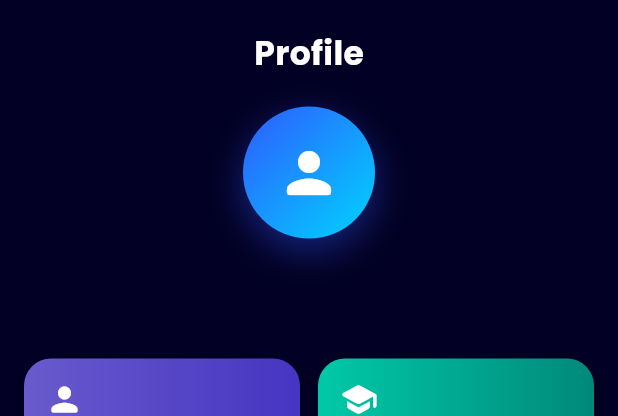
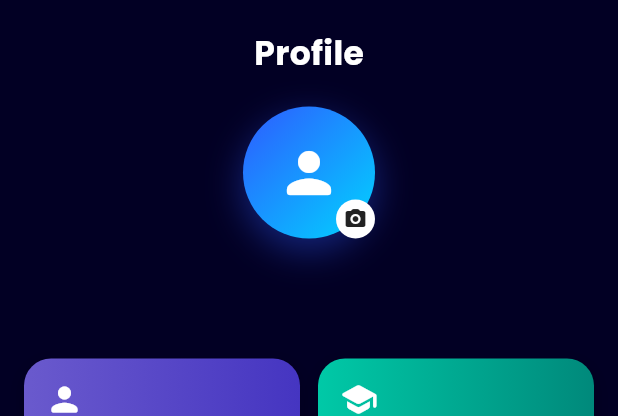
Before and after one commit to Yogesh-Mohan/SmartClassroomMontoring-, a Flutter app: the StudentProfileScreen widget shown alone on an empty page, opened directly with empty values, on a phone screen of 412 x 824 dp. Shown: the top 416 px of the screen. Run offline on Flutter 3.47's test engine with Material 3 defaults, Android fonts, the phone set to English and light mode, and no system bars; drawn by our look-alikes of flutter_animate; our stand-ins replace cloud_firestore, firebase_auth, firebase_core, firebase_messaging, fl_chart, flutter_local_notifications and 3 more; accounts and stored records are empty.

Commit message:
Add Cloudinary image upload for student profile photos
Co-authored-by: Yogesh-Mohan <199750178+Yogesh-Mohan@users.noreply.github.com>

```diff
--- a/lib/features/student/profile/student_profile_screen.dart
+++ b/lib/features/student/profile/student_profile_screen.dart
@@ -1,18 +1,32 @@
+import 'dart:io';
 import 'package:flutter/material.dart';
 import 'package:flutter_animate/flutter_animate.dart';
 import 'package:google_fonts/google_fonts.dart';
+import 'package:image_picker/image_picker.dart';
 import '../../../core/theme/app_colors.dart';
 import '../../../core/theme/app_gradients.dart';
+import '../../../services/cloudinary_service.dart';
 import '../../auth/student_auth_service.dart';
 import '../../role_select/role_select_screen.dart';
 import '../student_profile_service.dart';
 
-class StudentProfileScreen extends StatelessWidget {
+class StudentProfileScreen extends StatefulWidget {
   final Map<String, dynamic> studentData;
   const StudentProfileScreen({super.key, required this.studentData});
 
+  @override
+  State<StudentProfileScreen> createState() => _StudentProfileScreenState();
+}
+
+class _StudentProfileScreenState extends State<StudentProfileScreen> {
+  final _profileService = StudentProfileService();
+  bool _uploadingPhoto = false;
+
   String get _email =>
-      (studentData['gmail'] ?? studentData['email'] ?? '').toString().trim().toLowerCase();
+      (widget.studentData['gmail'] ?? widget.studentData['email'] ?? '')
+          .toString()
+          .trim()
+          .toLowerCase();
 
   Future<void> _logout(BuildContext context) async {
     await StudentAuthService.signOut();
@@ -28,15 +42,43 @@ class StudentProfileScreen extends StatelessWidget {
     );
   }
 
+  Future<void> _pickAndUploadPhoto() async {
+    final picker = ImagePicker();
+    final picked =
+        await picker.pickImage(source: ImageSource.gallery, imageQuality: 80);
+    if (picked == null) return;
+
+    setState(() => _uploadingPhoto = true);
+    try {
+      final url = await CloudinaryService.uploadImage(File(picked.path));
+      if (url != null) {
+        await _profileService.updatePhotoUrl(_email, url);
+        if (mounted) {
+          ScaffoldMessenger.of(context).showSnackBar(
+            const SnackBar(content: Text('Profile photo updated!')),
+          );
+        }
+      } else {
+        if (mounted) {
+          ScaffoldMessenger.of(context).showSnackBar(
+            const SnackBar(content: Text('Upload failed. Please try again.')),
+          );
+        }
+      }
+    } finally {
+      if (mounted) setState(() => _uploadingPhoto = false);
+    }
+  }
+
   @override
   Widget build(BuildContext context) {
     return SafeArea(
       child: SingleChildScrollView(
         padding: const EdgeInsets.fromLTRB(16, 20, 16, 28),
         child: StreamBuilder<Map<String, dynamic>?>(
-          stream: StudentProfileService().streamProfile(_email),
+          stream: _profileService.streamProfile(_email),
           builder: (context, snapshot) {
-            final data      = snapshot.data ?? studentData;
+            final data      = snapshot.data ?? widget.studentData;
             final name      = (data['name']         ?? '—').toString();
             final gmail     = (data['gmail']         ?? data['email'] ?? '—').toString();
             final studentId = (data['studentId']     ?? '—').toString();
@@ -45,6 +87,7 @@ class StudentProfileScreen extends StatelessWidget {
             final dob       = (data['dob']           ?? data['DOB'] ?? '—').toString();
             final mentor    = (data['mentorName']    ?? data['mentor'] ?? '—').toString();
             final family    = (data['familyMembers']?.toString() ?? '—');
+            final photoUrl  = (data['photoUrl']      ?? '').toString();
 
             final cards = [
               _CardData('Name',           name,      Icons.person_rounded,
@@ -75,7 +118,12 @@ class StudentProfileScreen extends StatelessWidget {
                     .animate().fadeIn(),
                 const SizedBox(height: 20),
 
-                // Avatar
+                // Avatar with upload button
+                GestureDetector(
+                  onTap: _uploadingPhoto ? null : _pickAndUploadPhoto,
+                  child: Stack(
+                    alignment: Alignment.bottomRight,
+                    children: [
                       Container(
                         width: 88,
                         height: 88,
@@ -89,8 +137,47 @@ class StudentProfileScreen extends StatelessWidget {
                                 offset: const Offset(0, 8))
                           ],
                         ),
-                  child: const Icon(Icons.person_rounded,
+                        child: _uploadingPhoto
+                            ? const Padding(
+                                padding: EdgeInsets.all(22),
+                                child: CircularProgressIndicator(
+                                    strokeWidth: 2.5,
+                                    color: Colors.white),
+                              )
+                            : ClipOval(
+                                child: photoUrl.isNotEmpty
+                                    ? Image.network(
+                                        photoUrl,
+                                        fit: BoxFit.cover,
+                                        loadingBuilder: (_, child, progress) =>
+                                            progress == null
+                                                ? child
+                                                : const Padding(
+                                                    padding: EdgeInsets.all(22),
+                                                    child: CircularProgressIndicator(
+                                                        strokeWidth: 2.5,
+                                                        color: Colors.white),
+                                                  ),
+                                        errorBuilder: (_, __, ___) =>
+                                            const Icon(Icons.person_rounded,
                                                 size: 44, color: Colors.white),
+                                      )
+                                    : const Icon(Icons.person_rounded,
+                                        size: 44, color: Colors.white),
+                              ),
+                      ),
+                      Container(
+                        width: 26,
+                        height: 26,
+                        decoration: const BoxDecoration(
+                          color: Colors.white,
+                          shape: BoxShape.circle,
+                        ),
+                        child: const Icon(Icons.camera_alt_rounded,
+                            size: 16, color: Colors.black87),
+                      ),
+                    ],
+                  ),
                 ).animate().fadeIn(delay: 100.ms).scale(
                     begin: const Offset(0.7, 0.7),
                     curve: Curves.easeOutBack),
--- a/pubspec.yaml
+++ b/pubspec.yaml
@@ -44,6 +44,7 @@ dependencies:
   firebase_messaging: ^16.1.1
   flutter_local_notifications: ^18.0.1
   http: ^1.2.2
+  image_picker: ^1.0.4
 
 dev_dependencies:
   flutter_test:
```
Also changed, not shown: lib/features/student/student_profile_service.dart (+20 -0 lines), lib/services/cloudinary_service.dart (added, +31 -0 lines), 1 other file. Lines whose indentation alone changed are shown as unchanged.
